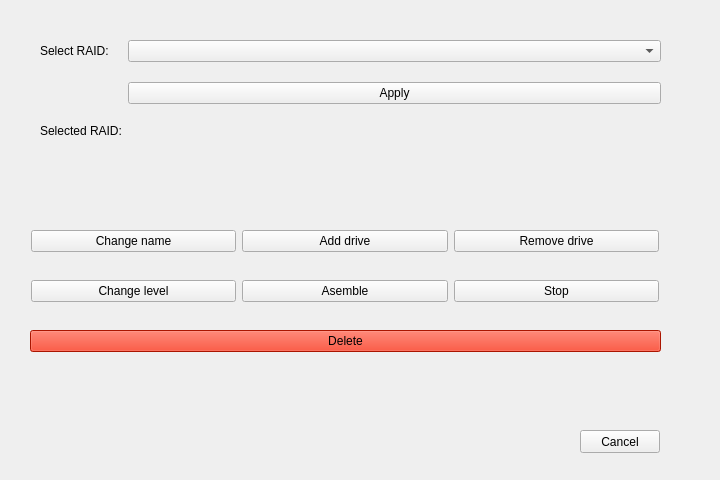
Old version of the form UI/edit.ui in the repository adrianlopezgalera/RAID-Manager.
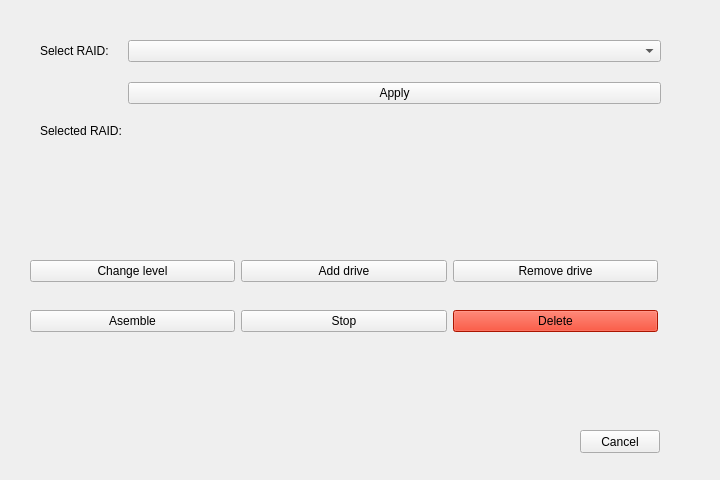
New version of the form.

```diff
--- a/UI/edit.ui
+++ b/UI/edit.ui
@@ -80,17 +80,17 @@
   <widget class="QWidget" name="row_1" native="true">
    <property name="geometry">
     <rect>
-     <x>31</x>
-     <y>220</y>
+     <x>30</x>
+     <y>250</y>
      <width>628</width>
      <height>43</height>
     </rect>
    </property>
    <layout class="QHBoxLayout" name="horizontalLayout">
     <item>
-     <widget class="QPushButton" name="change_name_button">
+     <widget class="QPushButton" name="change_level_button">
       <property name="text">
-       <string>Change name</string>
+       <string>Change level</string>
       </property>
      </widget>
     </item>
@@ -113,20 +113,13 @@
   <widget class="QWidget" name="row_2" native="true">
    <property name="geometry">
     <rect>
-     <x>31</x>
-     <y>270</y>
+     <x>30</x>
+     <y>300</y>
      <width>628</width>
      <height>43</height>
     </rect>
    </property>
    <layout class="QHBoxLayout" name="horizontalLayout_2">
-    <item>
-     <widget class="QPushButton" name="change_level_button">
-      <property name="text">
-       <string>Change level</string>
-      </property>
-     </widget>
-    </item>
     <item>
      <widget class="QPushButton" name="assemble_button">
       <property name="text">
@@ -141,18 +134,6 @@
       </property>
      </widget>
     </item>
-   </layout>
-  </widget>
-  <widget class="QWidget" name="row_3" native="true">
-   <property name="geometry">
-    <rect>
-     <x>30</x>
-     <y>320</y>
-     <width>631</width>
-     <height>43</height>
-    </rect>
-   </property>
-   <layout class="QHBoxLayout" name="horizontalLayout_3">
     <item>
      <widget class="QPushButton" name="delete_button">
       <property name="palette">
```
